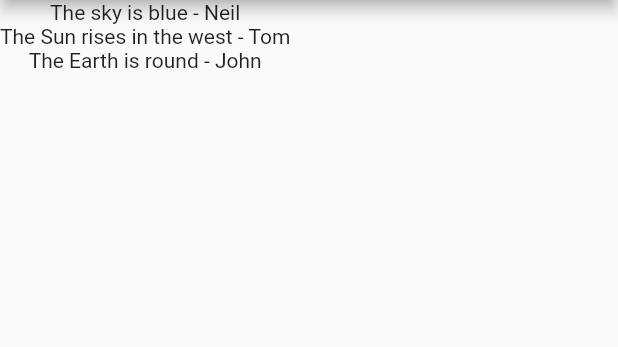
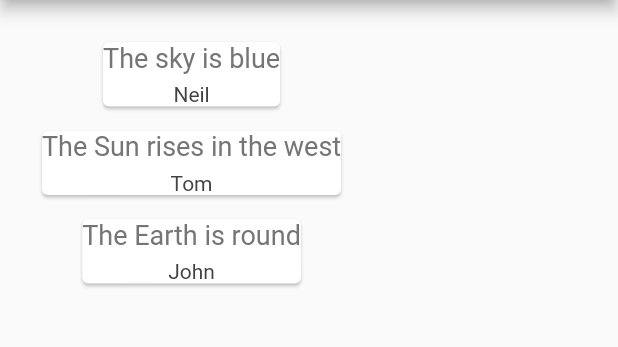
Before and after one commit to kmjaman/flutter-quotes, a Flutter app: the screen it shows after launch, on a phone screen of 412 x 824 dp, the part 84-431 px from its top. Run offline on Flutter 3.47's test engine with Material 2 defaults, Android fonts, the light colour scheme and no system bars.

Commit message:
added cards

```diff
--- a/quotesapp/lib/main.dart
+++ b/quotesapp/lib/main.dart
@@ -20,6 +20,31 @@
     Quote(text: 'The Earth is round', author: 'John'),
   ];
 
+  Widget quoteTemplate(quote){
+    return Card(
+      margin: EdgeInsets.fromLTRB(16, 16, 16, 0),
+      child: Column(
+        children: [
+          Text(
+            quote.text,
+            style: TextStyle(
+              fontSize: 18,
+              color: Colors.grey[600],
+            ),
+          ),
+          SizedBox(height: 6),
+          Text(
+            quote.author,
+            style: TextStyle(
+              fontSize: 14,
+              color: Colors.grey[800]
+            ),
+          ),
+        ],
+      ),
+    );
+  }
+
   @override
   Widget build(BuildContext context) {
     return Scaffold(
@@ -28,8 +53,11 @@
         centerTitle: true,
         backgroundColor: Colors.redAccent,
       ),
-      body: Column(
-        children: quotes.map((e) => Text('${e.text} - ${e.author}')).toList(),
+      body: Padding(
+        padding: const EdgeInsets.all(12.0),
+        child: Column(
+          children: quotes.map((e) => quoteTemplate(e)).toList(),
+        ),
       ),
     );
   }
```
